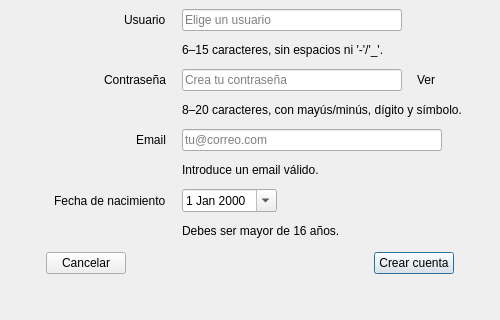
First picture: the form in proyecto_IHM/registerdialog.ui, repository pgomsan/proyecto_IHM, before the edit; both pictures show x 0 to 500 and y 257 to 577 of the 500 by 577 pixel window.
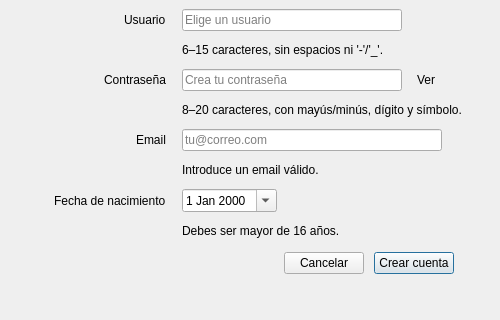
Second picture: the form after the edit.

Commit message: Cambios interfaz boton cancelar

Diff of the .ui file:
```diff
--- a/proyecto_IHM/registerdialog.ui
+++ b/proyecto_IHM/registerdialog.ui
@@ -430,14 +430,7 @@
          <number>10</number>
         </property>
         <item>
-         <widget class="QPushButton" name="cancelButton">
-          <property name="text">
-           <string>Cancelar</string>
-          </property>
-         </widget>
-        </item>
-        <item>
-         <spacer name="actionsSpacer">
+         <spacer name="actionsSpacerLeft">
           <property name="orientation">
            <enum>Qt::Horizontal</enum>
           </property>
@@ -452,6 +445,13 @@
           </property>
          </spacer>
         </item>
+        <item>
+         <widget class="QPushButton" name="cancelButton">
+          <property name="text">
+           <string>Cancelar</string>
+          </property>
+         </widget>
+        </item>
         <item>
          <widget class="QPushButton" name="confirmButton">
           <property name="default">
```
